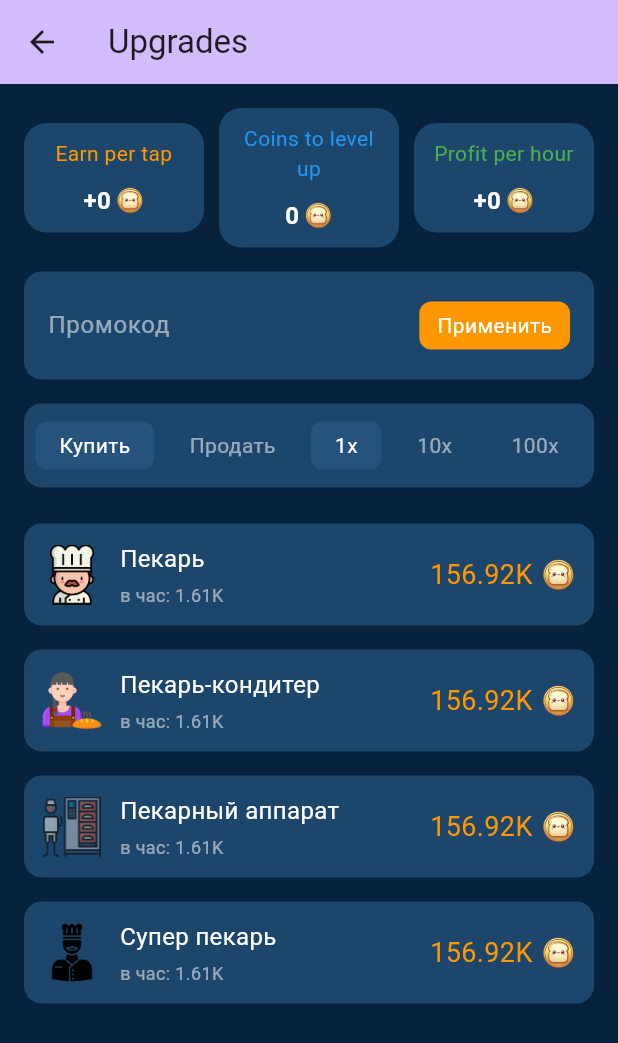
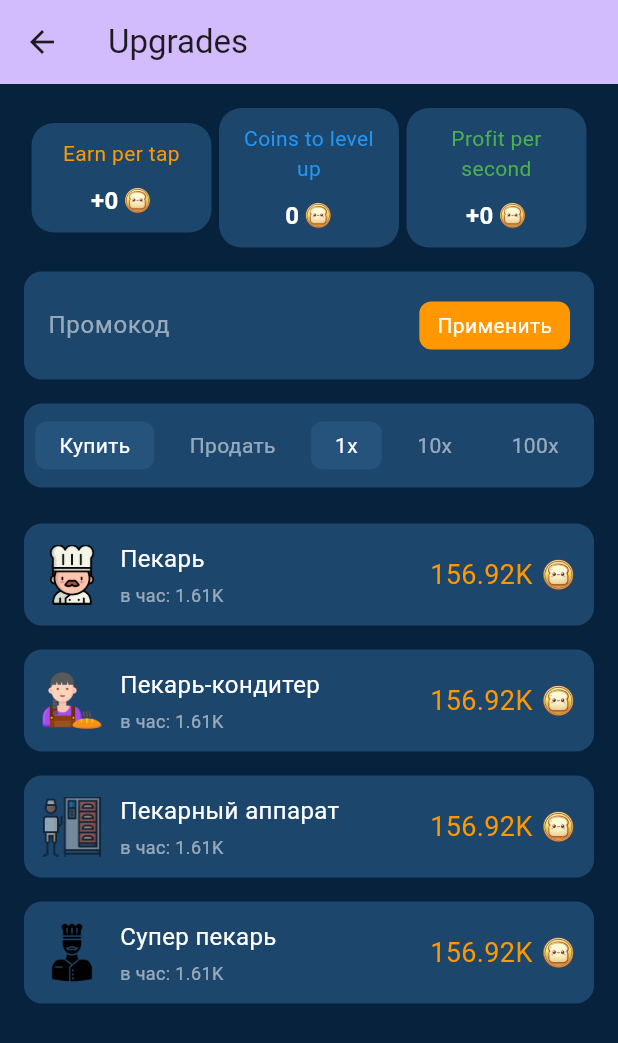
Before and after one commit to karma-dev-team/NaNTap, a Flutter app: the UpgradesPage screen opened directly, on a phone screen of 412 x 824 dp. Shown: the top 1043 px of the screen. Run offline on Flutter 3.47's test engine with Material 3 defaults, Android fonts, the phone set to English and light mode, and no system bars; missing offline and left inert: dart:ffi.

Commit message:
fix govna

```diff
--- a/lib/pages/upgrades.dart
+++ b/lib/pages/upgrades.dart
@@ -143,29 +143,11 @@ class _UpgradesPageState extends State<UpgradesPage> {
           children: [
             // Top Stats Row using buildMenuCard
             Row(
-              mainAxisAlignment: MainAxisAlignment.spaceBetween,
+              mainAxisAlignment: MainAxisAlignment.spaceEvenly,
               children: [
-                buildMenuCard(
-                  'Earn per tap',
-                  '+${widget.tapStr}',
-                  'assets/image/coin.png',
-                  Colors.orange,
-                  120,
-                ),
-                buildMenuCard(
-                  'Coins to level up',
-                  '${widget.lvlPrice}',
-                  'assets/image/coin.png',
-                  Colors.blue,
-                  120,
-                ),
-                buildMenuCard(
-                  'Profit per hour',
-                  '+${widget.pasProf}',
-                  'assets/image/coin.png',
-                  Colors.green,
-                  120,
-                ),
+                buildMenuCard('Earn per tap', '+${widget.tapStr}', 'assets/image/coin.png', Colors.orange, 120),
+                buildMenuCard('Coins to level up', '${widget.lvlPrice}', 'assets/image/coin.png', Colors.blue, 120),
+                buildMenuCard('Profit per second', '+${widget.pasProf}', 'assets/image/coin.png', Colors.green, 120),
               ],
             ),
             const SizedBox(height: 16),
```
